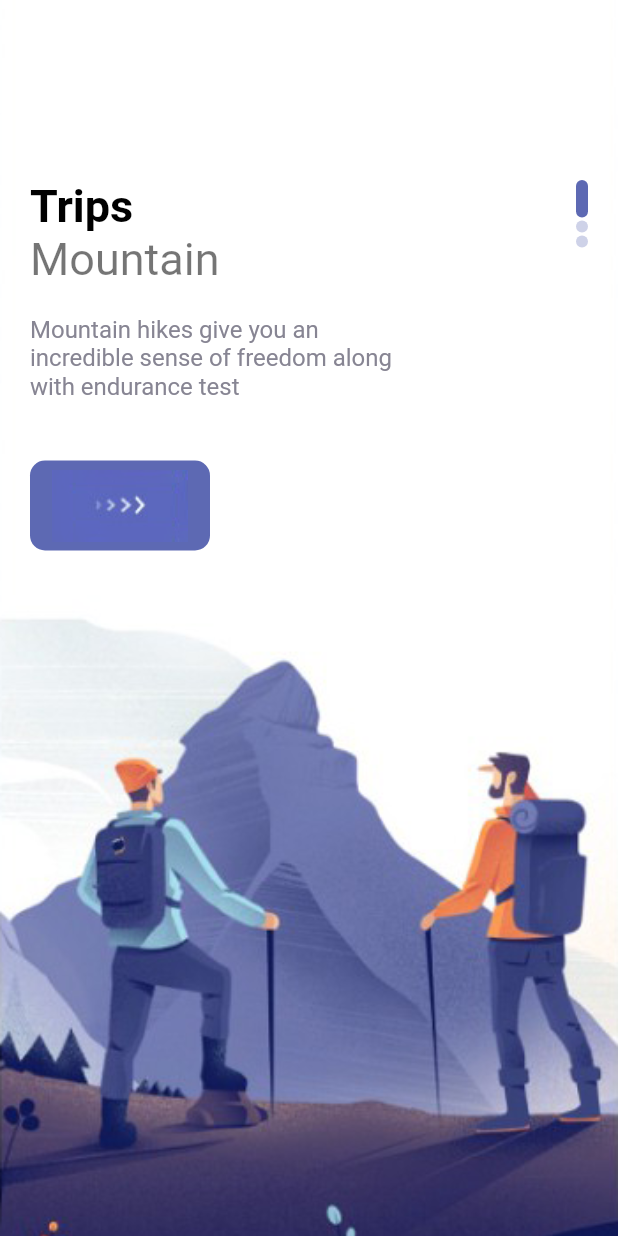
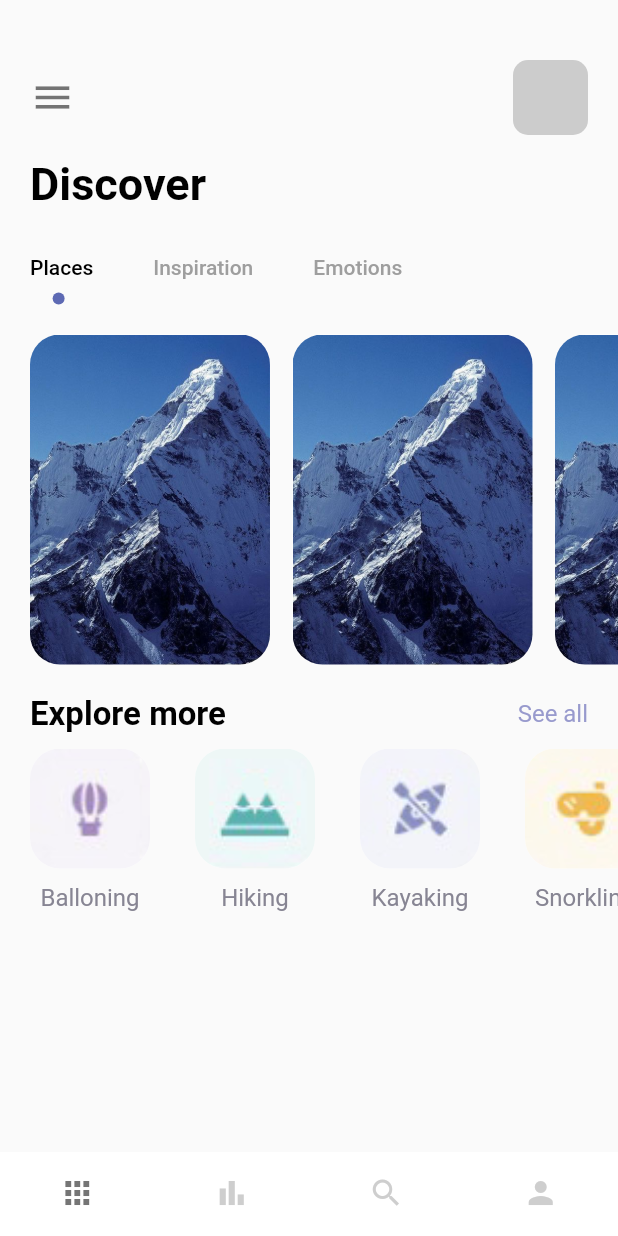
Before and after one commit to arzumanyasha/flutter_cubit_app, a Flutter app: the screen it shows after launch, on a phone screen of 412 x 824 dp. Run offline on Flutter 3.47's test engine with Material 2 defaults, Android fonts, the phone set to English and light mode, and no system bars.

Commit message:
Add home page

```diff
--- a/lib/main.dart
+++ b/lib/main.dart
@@ -1,6 +1,8 @@
 import 'package:flutter/material.dart';
+import 'package:flutter_cubit/pages/navpages/main_page.dart';
 
 import './pages/welcome_page.dart';
+import 'pages/navpages/home_page.dart';
 
 void main() {
   runApp(const MyApp());
@@ -19,7 +21,7 @@ class MyApp extends StatelessWidget {
 
         primarySwatch: Colors.blue,
       ),
-      home: WelcomePage(),
+      home: MainPage(),
     );
   }
 }
--- /dev/null
+++ b/lib/pages/navpages/bar_item_page.dart
@@ -0,0 +1,16 @@
+import 'package:flutter/cupertino.dart';
+
+class BarItemPage extends StatelessWidget {
+  const BarItemPage({ Key? key }) : super(key: key);
+
+  @override
+  Widget build(BuildContext context) {
+    return Center(
+      child: Container(
+        child: Text(
+          "Bar Item Page"
+        ),
+      ),
+    );
+  }
+}
--- /dev/null
+++ b/lib/pages/navpages/home_page.dart
@@ -0,0 +1,201 @@
+import 'package:flutter/cupertino.dart';
+import 'package:flutter/material.dart';
+
+import '/misc/colors.dart';
+import '/widgets/app_large_text.dart';
+import '/widgets/app_text.dart';
+
+class HomePage extends StatefulWidget {
+  const HomePage({Key? key}) : super(key: key);
+
+  @override
+  State<HomePage> createState() => _HomePageState();
+}
+
+class _HomePageState extends State<HomePage> with TickerProviderStateMixin {
+  var images = {
+    "balloning.png" : "Balloning",
+    "hiking.png" : "Hiking",
+    "kayaking.png" : "Kayaking",
+    "snorkling.png" : "Snorkling",
+  };
+
+  @override
+  Widget build(BuildContext context) {
+    TabController _tabController = TabController(length: 3, vsync: this);
+
+    return Scaffold(
+      body: Column(
+        crossAxisAlignment: CrossAxisAlignment.start,
+        children: [
+          //menu text
+          Container(
+            padding: const EdgeInsets.only(
+              top: 40,
+              left: 20,
+            ),
+            child: Row(
+              children: [
+                Icon(Icons.menu, size: 30, color: Colors.black54),
+                Expanded(
+                  child: Container(),
+                ),
+                Container(
+                  margin: const EdgeInsets.only(right: 20),
+                  width: 50,
+                  height: 50,
+                  decoration: BoxDecoration(
+                      borderRadius: BorderRadius.circular(10),
+                      color: Colors.grey.withOpacity(0.5)),
+                ),
+              ],
+            ),
+          ),
+          SizedBox(height: 15),
+          //discover text
+          Container(
+            margin: const EdgeInsets.only(left: 20),
+            child: AppLargeText(text: "Discover"),
+          ),
+          SizedBox(height: 15),
+          //tab bar
+          Container(
+            child: Align(
+              alignment: Alignment.centerLeft,
+              child: TabBar(
+                labelPadding: const EdgeInsets.only(left: 20, right: 20),
+                controller: _tabController,
+                labelColor: Colors.black,
+                unselectedLabelColor: Colors.grey,
+                isScrollable: true,
+                indicatorSize: TabBarIndicatorSize.label,
+                indicator: CircleTabIndicator(
+                  color: AppColors.mainColor,
+                  radius: 4,
+                ),
+                tabs: [
+                  Tab(text: "Places"),
+                  Tab(text: "Inspiration"),
+                  Tab(text: "Emotions"),
+                ],
+              ),
+            ),
+          ),
+          SizedBox(height: 10),
+          Container(
+            padding: const EdgeInsets.only(left: 20),
+            height: 230,
+            width: double.maxFinite,
+            child: TabBarView(
+              controller: _tabController,
+              children: [
+                ListView.builder(
+                  itemCount: 3,
+                  scrollDirection: Axis.horizontal,
+                  itemBuilder: (BuildContext context, int index) {
+                    return Container(
+                      margin: const EdgeInsets.only(right: 15, top: 10),
+                      width: 160,
+                      height: 230,
+                      decoration: BoxDecoration(
+                        borderRadius: BorderRadius.circular(20),
+                        color: Colors.white,
+                        image: DecorationImage(
+                            image: AssetImage("img/mountain.jpeg"),
+                            fit: BoxFit.cover),
+                      ),
+                    );
+                  },
+                ),
+                Text("data"),
+                Text("data"),
+              ],
+            ),
+          ),
+          SizedBox(height: 20),
+
+          Container(
+            margin: const EdgeInsets.only(left: 20, right: 20),
+            child: Row(
+              mainAxisAlignment: MainAxisAlignment.spaceBetween,
+              children: [
+                AppLargeText(
+                  text: "Explore more",
+                  size: 22,
+                ),
+                AppText(text: "See all", color: AppColors.textColor1)
+              ],
+            ),
+          ),
+          SizedBox(height: 10),
+          Container(
+            height: 120,
+            width: double.maxFinite,
+            margin: const EdgeInsets.only(left: 20),
+            child: ListView.builder(
+                itemCount: 4,
+                scrollDirection: Axis.horizontal,
+                itemBuilder: (_, index) {
+                  return Container(
+                    margin: const EdgeInsets.only(right: 30),
+                    child: Column(
+                      children: [
+                        Container(
+                          //margin: const EdgeInsets.only(right: 50),
+                          width: 80,
+                          height: 80,
+                          decoration: BoxDecoration(
+                            borderRadius: BorderRadius.circular(20),
+                            color: Colors.white,
+                            image: DecorationImage(
+                                image: AssetImage("img/${images.keys.elementAt(index)}"),
+                                fit: BoxFit.cover),
+                          ),
+                        ),
+                        SizedBox(height: 10),
+                        Container(
+                          child: AppText(text: images.values.elementAt(index), color: AppColors.textColor2,),
+                        ),
+                      ],
+                    ),
+                  );
+                }),
+          ),
+        ],
+      ),
+    );
+  }
+}
+
+class CircleTabIndicator extends Decoration {
+  final Color color;
+  double radius;
+
+  CircleTabIndicator({required this.color, required this.radius});
+
+  @override
+  BoxPainter createBoxPainter([VoidCallback? onChanged]) {
+    return _CirclePainter(color: color, radius: radius);
+  }
+}
+
+class _CirclePainter extends BoxPainter {
+  final Color color;
+  double radius;
+
+  _CirclePainter({required this.color, required this.radius});
+
+  @override
+  void paint(Canvas canvas, Offset offset, ImageConfiguration configuration) {
+    Paint _paint = Paint();
+    _paint.color = color;
+    _paint.isAntiAlias = true;
+
+    final Offset circleOffset = Offset(
+      configuration.size!.width / 2 - radius / 2,
+      configuration.size!.height - radius,
+    );
+
+    canvas.drawCircle(offset + circleOffset, radius, _paint);
+  }
+}
--- /dev/null
+++ b/lib/pages/navpages/main_page.dart
@@ -0,0 +1,54 @@
+import 'package:flutter/material.dart';
+import 'package:flutter_cubit/pages/navpages/home_page.dart';
+
+import './bar_item_page.dart';
+import './my_page.dart';
+import './search_page.dart';
+
+class MainPage extends StatefulWidget {
+  const MainPage({Key? key}) : super(key: key);
+
+  @override
+  State<MainPage> createState() => _MainPageState();
+}
+
+class _MainPageState extends State<MainPage> {
+  List pages = [HomePage(), BarItemPage(), SearchPage(), MyPage()];
+
+  int currentIndex = 0;
+
+  void onTap(int index) {
+    setState(() {
+      currentIndex = index;
+    });
+  }
+
+  @override
+  Widget build(BuildContext context) {
+    return Scaffold(
+      backgroundColor: Colors.white,
+      body: pages[currentIndex],
+      bottomNavigationBar: BottomNavigationBar(
+        unselectedFontSize: 0,
+        selectedFontSize: 0,
+        type: BottomNavigationBarType.fixed,
+        backgroundColor: Colors.white,
+        onTap: onTap,
+        currentIndex: currentIndex,
+        selectedItemColor: Colors.black54,
+        unselectedItemColor: Colors.grey.withOpacity(0.5),
+        showUnselectedLabels: false,
+        showSelectedLabels: false,
+        elevation: 0,
+        items: [
+          BottomNavigationBarItem(title: Text("Home"), icon: Icon(Icons.apps)),
+          BottomNavigationBarItem(
+              title: Text("Bar"), icon: Icon(Icons.bar_chart_sharp)),
+          BottomNavigationBarItem(
+              title: Text("Search"), icon: Icon(Icons.search)),
+          BottomNavigationBarItem(title: Text("My"), icon: Icon(Icons.person))
+        ],
+      ),
+    );
+  }
+}
--- /dev/null
+++ b/lib/pages/navpages/my_page.dart
@@ -0,0 +1,16 @@
+import 'package:flutter/cupertino.dart';
+
+class MyPage extends StatelessWidget {
+  const MyPage({ Key? key }) : super(key: key);
+
+  @override
+  Widget build(BuildContext context) {
+    return Center(
+      child: Container(
+        child: Text(
+          "My Page"
+        ),
+      ),
+    );
+  }
+}
--- /dev/null
+++ b/lib/pages/navpages/search_page.dart
@@ -0,0 +1,16 @@
+import 'package:flutter/cupertino.dart';
+
+class SearchPage extends StatelessWidget {
+  const SearchPage({ Key? key }) : super(key: key);
+
+  @override
+  Widget build(BuildContext context) {
+    return Center(
+      child: Container(
+        child: Text(
+          "Search Page"
+        ),
+      ),
+    );
+  }
+}
```
